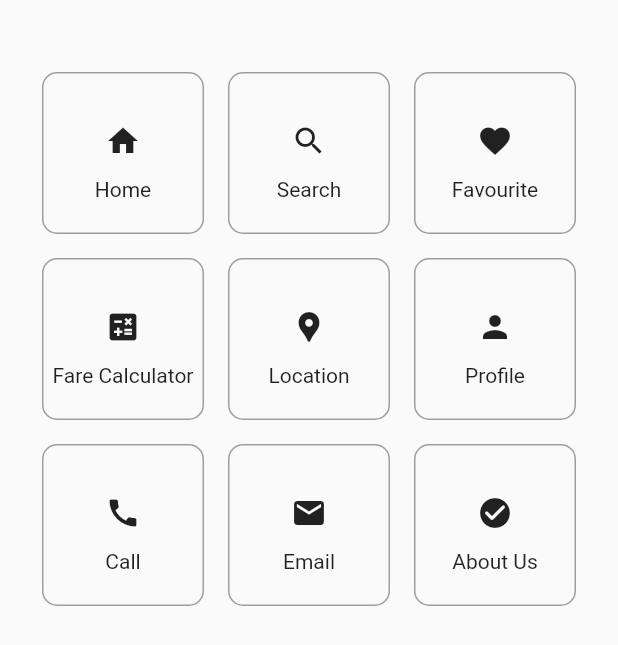
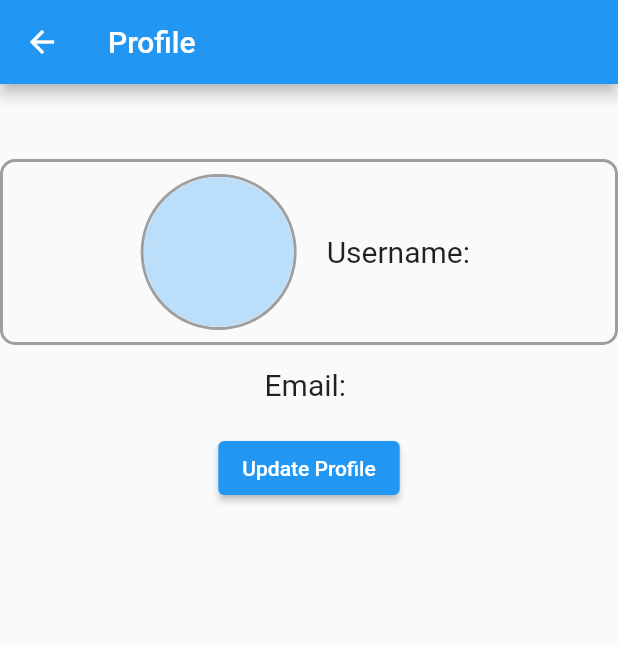
Before and after one commit to jawdonchan/L1_JordanChan_213809_Project, a Flutter app: the ServicesPage screen opened directly, after a tap on the "person" icon, on a phone screen of 412 x 824 dp. Shown: the top 645 px of the screen. Run offline on Flutter 3.47's test engine with Material 2 defaults, Android fonts, the phone set to English and light mode, and no system bars; our stand-ins replace firebase_auth, firebase_core, fluttertoast; accounts and stored records are empty; network calls fail.

Commit message:
update on 2/8/2023
- did bus stop on the home page
- amend some routes in the app
- profile page
- services icons
- email tried by doesnt work
- going to do calling next

```diff
--- a/lib/carpark/httpservice.dart
+++ b/lib/busStops/httpservice.dart
@@ -1,10 +1,10 @@
 import 'package:http/http.dart' as http;
-import 'package:proj_layout/carpark/Carparks.dart';
+import 'BusStop.dart';
 
 class HttpService {
   static const String url =
-      'http://datamall2.mytransport.sg/ltaodataservice/CarParkAvailabilityv2';
-  static Future<List<Value>> getCarparks() async {
+      'http://datamall2.mytransport.sg/ltaodataservice/BusStops';
+  static Future<List<Value>> getBusStops() async {
     try {
       final response = await http.get(url, headers: {
         'AccountKey': 'nQmYcxLjQKq6Wo4qo2BoXw==',
--- a/lib/screen/login.dart
+++ b/lib/screen/login.dart
@@ -2,7 +2,7 @@ import 'package:flutter/material.dart';
 import 'package:proj_layout/bus/home.dart';
 import 'package:provider/provider.dart';
 import 'package:proj_layout/screen/signup.dart';
-import 'package:proj_layout/carpark/cp_jsonparser.dart';
+
 import 'package:proj_layout/services/firebaseauth_service.dart';
 
 import 'home.dart';
--- a/lib/screen/profile.dart
+++ b/lib/screen/profile.dart
@@ -0,0 +1,86 @@
+import 'package:flutter/material.dart';
+import 'package:firebase_auth/firebase_auth.dart';
+
+class ProfilePage extends StatefulWidget {
+  @override
+  _ProfilePageState createState() => _ProfilePageState();
+}
+
+class _ProfilePageState extends State<ProfilePage> {
+  User _user; // Holds the currently logged-in user
+
+  @override
+  void initState() {
+    super.initState();
+    // Get the current user from Firebase Authentication
+    _user = FirebaseAuth.instance.currentUser;
+  }
+
+  @override
+  Widget build(BuildContext context) {
+    return Scaffold(
+      appBar: AppBar(
+        title: Text('Profile'),
+      ),
+      body: Column(
+        mainAxisAlignment: MainAxisAlignment.start,
+        crossAxisAlignment: CrossAxisAlignment.center,
+        children: [
+          Padding(
+            padding: const EdgeInsets.fromLTRB(0,50,0,0),
+            child: Container(
+               decoration: BoxDecoration(
+            border: Border.all(color: Colors.grey, width: 2.0),
+            borderRadius: BorderRadius.circular(10),
+               ),
+              child: Padding(
+                padding: const EdgeInsets.all(8.0),
+                child: Row(
+                  mainAxisAlignment: MainAxisAlignment.center,
+                  children: [
+                    Container(
+                        decoration: BoxDecoration(
+                shape: BoxShape.circle,
+                border: Border.all(color: Colors.grey, width: 2.0),
+              ),
+                      child: CircleAvatar(
+                        // Display user's profile picture if available
+                        // backgroundImage: _user.photoURL != null ? NetworkImage(_user.photoURL) : AssetImage('assets/default_avatar.png'),
+                        radius: 50,
+                        // Placeholder image in case the user has no profile picture
+                        // backgroundImage: AssetImage('assets/default_avatar.png'),
+                      ),
+                    ),
+                    SizedBox(width: 20),
+                    Text(
+                      'Username: ${_user.displayName ?? 'Not available'}',
+                      style: TextStyle(fontSize: 20),
+                    ),
+                  ],
+                ),
+              ),
+            ),
+          ),
+          SizedBox(height: 15),
+          Text(
+            'Email: ${_user.email}',
+            style: TextStyle(fontSize: 20),
+          ),
+          SizedBox(height: 20),
+          ElevatedButton(
+            onPressed: () {
+              // Navigate to the update profile page when the button is pressed
+              // Navigator.push(
+              //   context,
+              //   MaterialPageRoute(
+              //     builder: (context) => UpdateProfilePage(),
+              //   ),
+              // );
+            },
+            child: Text('Update Profile'),
+          ),
+        ],
+      ),
+    );
+  }
+}
--- a/lib/screen/services.dart
+++ b/lib/screen/services.dart
@@ -1,6 +1,8 @@
 import 'package:flutter/material.dart';
 import 'package:proj_layout/screen/home.dart';
+import 'package:proj_layout/screen/profile.dart';
 import 'about.dart';
+import 'email.dart';
 // import 'package:search.dart';
 
 
@@ -27,19 +29,19 @@ class ServicesPage extends StatelessWidget {
                 children: [
                   _iconWithBorder(
                     context,
-                    icon: Icons.home,
-                    title: 'Home',
+                    icon: Icons.redeem,
+                    title: 'Reward',
                     onPressed: () {
-                      Navigator.push(
-                        context,
-                        MaterialPageRoute(builder: (context) => HomePage()),
-                      );
+                      // Navigator.push(
+                      //   context,
+                      //   MaterialPageRoute(builder: (context) => HomePage()),
+                      // );
                     },
                   ),
                   _iconWithBorder(
                     context,
-                    icon: Icons.search,
-                    title: 'Search',
+                    icon: Icons.credit_card,
+                    title: 'Concession',
                     onPressed: () {
                       // Navigator.push(
                       //   context,
@@ -49,8 +51,8 @@ class ServicesPage extends StatelessWidget {
                   ),
                   _iconWithBorder(
                     context,
-                    icon: Icons.favorite,
-                    title: 'Favourite',
+                    icon: Icons.attach_money_rounded,
+                    title: 'Top Up',
                     onPressed: () {
                       // Navigator.push(
                       //   context,
@@ -85,10 +87,10 @@ class ServicesPage extends StatelessWidget {
                     icon: Icons.person,
                     title: 'Profile',
                     onPressed: () {
-                      // Navigator.push(
-                      //   context,
-                      //   MaterialPageRoute(builder: (context) => ProfilePage()),
-                      // );
+                      Navigator.push(
+                        context,
+                        MaterialPageRoute(builder: (context) => ProfilePage()),
+                      );
                     },
                   ),
                   _iconWithBorder(
@@ -106,12 +108,12 @@ class ServicesPage extends StatelessWidget {
                     context,
                     icon: Icons.email,
                     title: 'Email',
-                    onPressed: () {
-                      // Navigator.push(
-                      //   context,
-                      //   MaterialPageRoute(builder: (context) => ProfilePage()),
-                      // );
-                    },
+                    // onPressed: () {
+                    //   Navigator.push(
+                    //     context,
+                    //     MaterialPageRoute(builder: (context) => EmailPage()),
+                    //   );
+                    // },
                   ),
                   _iconWithBorder(
                     context,
--- a/pubspec.yaml
+++ b/pubspec.yaml
@@ -24,6 +24,8 @@ dependencies:
   flutter:
     sdk: flutter
   provider:
+  # url_launcher:
+  flutter_speed_dial:
 
   # The following adds the Cupertino Icons font to your application.
   # Use with the CupertinoIcons class for iOS style icons.
```
Also changed, not shown: lib/busStops/BusStop.dart (added, +69 -0 lines), lib/busStops/JsonParseBusStop.dart (renamed from lib/carpark/cp_jsonparser.dart, +16 -16 lines), lib/carpark/Carparks.dart (deleted, +0 -116 lines), lib/screen/home.dart (+12 -10 lines), pubspec.lock, 1 other file.
